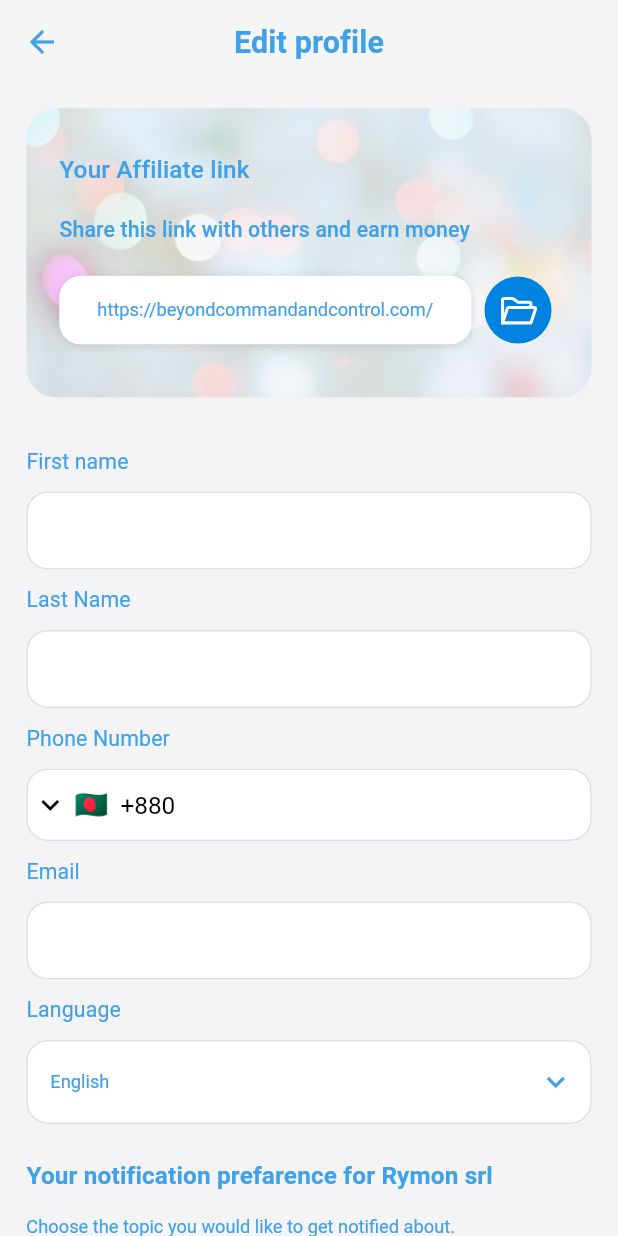
After one commit to sohanthink/cenith-merchant, a Flutter app: the screen it shows after launch, item 5 of the bottom bar chosen, after a tap on "Profile", on a phone screen of 412 x 824 dp. The commit adds this screen. Run offline on Flutter 3.47's test engine with Material 3 defaults, Android fonts, the phone set to English and light mode, and no system bars; drawn by our look-alikes of intl_phone_field; our stand-ins replace flutter_screenutil, flutter_svg, get, hive, table_calendar; missing offline and left inert: mobile_scanner; accounts and stored records are empty; project files that could hold a hidden picture were left out.

Commit message:
Edit profile screen done

```diff
--- a/lib/core/constants/asstes_path/image_paths.dart
+++ b/lib/core/constants/asstes_path/image_paths.dart
@@ -3,6 +3,7 @@ class ImagePaths {
   static const String bagImagePng  = '$_basePath/bag.png';
   static const String uploadImagePng  = '$_basePath/upload_image.png';
   static const String personDemo  = '$_basePath/person_demo.jpeg';
+  static const String bgImage  = '$_basePath/bg_image.jpg';
 
 
 }
--- a/lib/core/routes/app_routes.dart
+++ b/lib/core/routes/app_routes.dart
@@ -5,6 +5,7 @@ import 'package:cenith_marchent/features/booking/view/download_view.dart';
 import 'package:cenith_marchent/features/home/view/home_view.dart';
 import 'package:cenith_marchent/features/home/view/qr_code_scanning_screen.dart';
 import 'package:cenith_marchent/features/main_bottom_nav/view/main_bottom_nav_view.dart';
+import 'package:cenith_marchent/features/more/view/edit_profile_view.dart';
 import 'package:cenith_marchent/features/more/view/profile_view.dart';
 import 'package:flutter/material.dart';
 
@@ -28,6 +29,8 @@ class AppRoutes {
       screenWidget = DownloadView();
     } else if (settings.name == ProfileView.name) {
       screenWidget = ProfileView();
+    } else if (settings.name == EditProfileView.name) {
+      screenWidget = EditProfileView();
     }
     return MaterialPageRoute(builder: (context) => screenWidget);
   }
--- a/lib/core/theme/app_theme.dart
+++ b/lib/core/theme/app_theme.dart
@@ -1,5 +1,5 @@
-
 import 'package:cenith_marchent/core/theme/custom_button_theme.dart';
+import 'package:cenith_marchent/core/theme/text_form_field_theme.dart';
 import 'package:cenith_marchent/core/theme/text_theme.dart';
 import 'package:flutter/material.dart';
 import '';
@@ -10,9 +10,8 @@ class AppTheme {
     return ThemeData(
       colorScheme: ColorScheme.fromSwatch(primarySwatch: AppColors.themColor),
       textTheme: textTheme,
-      elevatedButtonTheme: CustomButtonTheme.elevatedButtonThemeData()
+      inputDecorationTheme: TextFormFieldTheme.textFormFieldTheme,
+      elevatedButtonTheme: CustomButtonTheme.elevatedButtonThemeData(),
     );
   }
-
-
 }
--- /dev/null
+++ b/lib/core/theme/text_form_field_theme.dart
@@ -0,0 +1,24 @@
+import 'package:flutter/material.dart';
+import 'package:flutter_screenutil/flutter_screenutil.dart';
+
+class TextFormFieldTheme {
+  static InputDecorationTheme get textFormFieldTheme {
+    return InputDecorationTheme(
+      enabledBorder: OutlineInputBorder(
+        borderRadius: BorderRadius.circular(14.r),
+        borderSide: BorderSide(color: Colors.grey.shade300),
+      ),
+      focusedBorder: OutlineInputBorder(
+        borderRadius: BorderRadius.circular(14.r),
+        borderSide: BorderSide(color: Colors.grey.shade300),
+      ),
+      errorBorder: OutlineInputBorder(
+        borderRadius: BorderRadius.circular(14.r),
+        borderSide: BorderSide(color: Colors.red),
+      ),
+      filled: true,
+      fillColor: Colors.white,
+      outlineBorder: BorderSide.none,
+    );
+  }
+}
--- /dev/null
+++ b/lib/features/more/view/edit_profile_view.dart
@@ -0,0 +1,366 @@
+import 'package:cenith_marchent/core/constants/app_colors.dart';
+import 'package:cenith_marchent/core/constants/asstes_path/icons_path.dart';
+import 'package:cenith_marchent/core/constants/asstes_path/image_paths.dart';
+import 'package:cenith_marchent/core/theme/text_theme.dart';
+import 'package:cenith_marchent/features/more/widgets/notification_preferrence.dart';
+import 'package:flutter/material.dart';
+import 'package:flutter_screenutil/flutter_screenutil.dart';
+import 'package:flutter_svg/flutter_svg.dart';
+import 'package:intl_phone_field/intl_phone_field.dart';
+
+class EditProfileView extends StatefulWidget {
+  const EditProfileView({super.key});
+
+  static final String name = 'edit-profile-screen';
+
+  @override
+  State<EditProfileView> createState() => _EditProfileViewState();
+}
+
+class _EditProfileViewState extends State<EditProfileView> {
+  final TextEditingController _fNameTEController = TextEditingController();
+  final TextEditingController _lNameTEController = TextEditingController();
+  final TextEditingController _phoneNumberTEController =
+      TextEditingController();
+  final TextEditingController _emailTEController = TextEditingController();
+  final GlobalKey<FormState> _formKey = GlobalKey<FormState>();
+
+  String? _selectedLanguage = "English";
+
+  final List<String> _languages = [
+    "English",
+    "Bangla",
+    "Hindi",
+    "Urdu",
+    "Arabic",
+  ];
+  final List<String> _buttonCategoryName = [
+    'Email',
+    'SMS',
+    'WhatsApp',
+    'App Notification',
+  ];
+
+  @override
+  Widget build(BuildContext context) {
+    return Scaffold(
+      backgroundColor: AppColors.scaffoldColor,
+      appBar: AppBar(
+        title: Text(
+          'Edit profile',
+          style: fontSize20(
+            context,
+          )?.copyWith(fontWeight: FontWeight.w700, letterSpacing: 0.1.sp),
+        ),
+        leading: IconButton(
+          onPressed: () => Navigator.pop(context),
+          icon: Icon(Icons.arrow_back, color: AppColors.midLightBlue),
+        ),
+        centerTitle: true,
+        backgroundColor: Colors.grey.shade100,
+        scrolledUnderElevation: 0,
+      ),
+      body: Padding(
+        padding: EdgeInsets.symmetric(horizontal: 16.w),
+        child: SingleChildScrollView(
+          child: Form(
+            key: _formKey,
+            child: Column(
+              crossAxisAlignment: CrossAxisAlignment.start,
+              children: [
+                SizedBox(height: 16.h),
+                _buildAffiliateLinkSection(context),
+                SizedBox(height: 32.h),
+                _title('First name'),
+                _space(10),
+                TextFormField(
+                  style: fontSize16(context),
+                  controller: _fNameTEController,
+                  keyboardType: TextInputType.text,
+                  textInputAction: TextInputAction.next,
+                  validator: (value) {
+                    if (value == null || value.isEmpty) {
+                      return 'First Name is required';
+                    }
+                    return null;
+                  },
+                ),
+                _space(10),
+                _title('Last Name'),
+                _space(10),
+                TextFormField(
+                  style: fontSize16(context),
+                  controller: _lNameTEController,
+                  keyboardType: TextInputType.text,
+                  textInputAction: TextInputAction.next,
+                  validator: (value) {
+                    if (value == null || value.isEmpty) {
+                      return 'Last Name is required';
+                    }
+                    return null;
+                  },
+                ),
+                _space(10),
+                _title('Phone Number'),
+                _space(10),
+                _buildPhoneNumberField(),
+                _space(10),
+                _title('Email'),
+                _space(10),
+                TextFormField(
+                  style: fontSize16(context),
+                  controller: _emailTEController,
+                  keyboardType: TextInputType.emailAddress,
+                  textInputAction: TextInputAction.done,
+                  validator: (value) {
+                    if (value == null || value.isEmpty) {
+                      return 'E-mail is required';
+                    }
+                    return null;
+                  },
+                ),
+                _space(10),
+                _title('Language'),
+                _space(10),
+                _buildLanguageField(context),
+                SizedBox(height: 24.h),
+                Text(
+                  'Your notification prefarence for Rymon srl',
+                  style: fontSize16(context)?.copyWith(
+                    fontWeight: FontWeight.bold,
+                    letterSpacing: 0.1.sp,
+                  ),
+                ),
+                SizedBox(height: 16.h),
+                Text(
+                  'Choose the topic you would like to get notified about.',
+                  style: fontSize12(context),
+                ),
+                SizedBox(height: 32.h),
+
+                SizedBox(height: 16.h),
+                NotificationPreference(
+                  buttonCategoryName: _buttonCategoryName,
+                  context: context,
+                  title: 'Billing',
+                  directionText:
+                      'Choose the topic you would like to get notified about',
+                  isSwitchOn: true,
+                  onTapSwitch: (value) {},
+                  onTapNotificationType: (selectedButton) {},
+                ),
+                SizedBox(height: 16.h),
+                NotificationPreference(
+                  buttonCategoryName: _buttonCategoryName,
+                  context: context,
+                  title: 'Information',
+                  directionText:
+                      'Choose the topic you would like to get notified about',
+                  isSwitchOn: true,
+                  onTapSwitch: (value) {},
+                  onTapNotificationType: (selectedButton) {},
+                ),
+                SizedBox(height: 16.h),
+                NotificationPreference(
+                  buttonCategoryName: _buttonCategoryName,
+                  context: context,
+                  title: 'Reminders',
+                  directionText:
+                      'Choose the topic you would like to get notified about',
+                  isSwitchOn: true,
+                  onTapSwitch: (value) {},
+                  onTapNotificationType: (selectedButton) {},
+                ),
+                SizedBox(height: 16.h),
+                NotificationPreference(
+                  buttonCategoryName: _buttonCategoryName,
+                  context: context,
+                  title: 'Booking',
+                  directionText:
+                      'Choose the topic you would like to get notified about',
+                  isSwitchOn: true,
+                  onTapSwitch: (value) {},
+                  onTapNotificationType: (selectedButton) {},
+                ),
+                SizedBox(height: 32.h),
+                ElevatedButton(onPressed: () {}, child: Text('Save')),
+                SizedBox(height: 8.h),
+                Center(
+                  child: TextButton(
+                    onPressed: () {},
+                    child: Text(
+                      'Delete User Profile',
+                      style: fontSize16(context)?.copyWith(
+                        fontWeight: FontWeight.w600,
+                        color: Colors.red,
+                      ),
+                    ),
+                  ),
+                ),
+                SizedBox(height: 24.h),
+                Center(
+                  child: TextButton(
+                    onPressed: () {},
+                    child: Text(
+                      'Terms & Conditions',
+                      style: fontSize12(
+                        context,
+                      )?.copyWith(fontWeight: FontWeight.w500),
+                    ),
+                  ),
+                ),
+                SizedBox(height: 16.h),
+              ],
+            ),
+          ),
+        ),
+      ),
+    );
+  }
+
+  Widget _buildAffiliateLinkSection(BuildContext context) {
+    return ClipRRect(
+      borderRadius: BorderRadiusGeometry.circular(20.r),
+      child: Stack(
+        children: [
+          Opacity(
+            opacity: 0.3,
+            child: Image.asset(
+              ImagePaths.bgImage,
+              fit: BoxFit.cover,
+              height: 190.h,
+              width: 400.w,
+            ),
+          ),
+          Positioned(
+            top: 30.h,
+            left: 20.w,
+            child: Text(
+              'Your Affiliate link',
+              style: fontSize16(
+                context,
+              )?.copyWith(fontWeight: FontWeight.w500, letterSpacing: 0.1.sp),
+            ),
+          ),
+          Positioned(
+            top: 70.h,
+            left: 20.w,
+            child: Text(
+              'Share this link with others and earn money',
+              style: fontSize14(context)?.copyWith(fontWeight: FontWeight.w500),
+            ),
+          ),
+          Positioned(
+            top: 110.h,
+            left: 20.w,
+            child: Row(
+              children: [
+                Container(
+                  width: 250.w,
+                  height: 45.h,
+                  decoration: BoxDecoration(
+                    color: Colors.white,
+                    borderRadius: BorderRadius.circular(14.r),
+                    boxShadow: [
+                      BoxShadow(
+                        color: Colors.black12,
+                        blurRadius: 4.r,
+                        offset: Offset(0, 1),
+                      ),
+                    ],
+                  ),
+                  child: Center(
+                    child: Text(
+                      'https://beyondcommandandcontrol.com/',
+                      style: fontSize12(context),
+                    ),
+                  ),
+                ),
+                SizedBox(width: 8.w),
+                GestureDetector(
+                  onTap: () {},
+                  child: CircleAvatar(
+                    radius: 22.r,
+                    child: SvgPicture.asset(IconsPath.fileIconSvg, width: 25.w),
+                  ),
+                ),
+              ],
+            ),
+          ),
+        ],
+      ),
+    );
+  }
+
+  Widget _buildPhoneNumberField() {
+    return IntlPhoneField(
+      style: fontSize16(context),
+      controller: _phoneNumberTEController,
+      keyboardType: TextInputType.phone,
+      textInputAction: TextInputAction.next,
+      dropdownIcon: const Icon(Icons.keyboard_arrow_down),
+      initialCountryCode: 'BD',
+      validator: (phone) {
+        if (phone == null || phone.number.isEmpty) {
+          return "Phone number required";
+        }
+        return null;
+      },
+      decoration: InputDecoration(
+        enabledBorder: OutlineInputBorder(
+          borderRadius: BorderRadius.circular(14.r),
+          borderSide: BorderSide(color: Colors.grey.shade300),
+        ),
+        focusedBorder: OutlineInputBorder(
+          borderRadius: BorderRadius.circular(14.r),
+          borderSide: BorderSide(color: Colors.grey.shade300),
+        ),
+        errorBorder: OutlineInputBorder(
+          borderRadius: BorderRadius.circular(14.r),
+          borderSide: BorderSide(color: Colors.red),
+        ),
+        contentPadding: EdgeInsets.symmetric(
+          vertical: 14.h, // text যাতে উপরে না উঠে
+          horizontal: 12.w,
+        ),
+      ),
+      dropdownTextStyle: fontSize16(context)?.copyWith(color: Colors.black),
+      disableLengthCheck: true,
+    );
+  }
+
+  Widget _buildLanguageField(BuildContext context) {
+    return DropdownButtonFormField<String>(
+      style: fontSize12(context),
+      value: _selectedLanguage,
+      items: _languages.map((lang) {
+        return DropdownMenuItem(value: lang, child: Text(lang));
+      }).toList(),
+      onChanged: (value) {
+        setState(() {
+          _selectedLanguage = value;
+        });
+      },
+      decoration: InputDecoration(
+        suffixIcon: Icon(
+          Icons.keyboard_arrow_down,
+          color: AppColors.midLightBlue,
+        ),
+      ),
+      borderRadius: BorderRadius.circular(14.r),
+    );
+  }
+
+  Text _title(String title) => Text(title, style: fontSize14(context));
+
+  SizedBox _space(double h) => SizedBox(height: h.h);
+
+  @override
+  void dispose() {
+    _fNameTEController.dispose();
+    _lNameTEController.dispose();
+    _emailTEController.dispose();
+    _phoneNumberTEController.dispose();
+    super.dispose();
+  }
+}
--- a/lib/features/more/view/profile_view.dart
+++ b/lib/features/more/view/profile_view.dart
@@ -2,6 +2,7 @@ import 'package:cenith_marchent/core/constants/app_colors.dart';
 import 'package:cenith_marchent/core/constants/asstes_path/icons_path.dart';
 import 'package:cenith_marchent/core/constants/asstes_path/image_paths.dart';
 import 'package:cenith_marchent/core/theme/text_theme.dart';
+import 'package:cenith_marchent/features/more/view/edit_profile_view.dart';
 import 'package:flutter/material.dart';
 import 'package:flutter_screenutil/flutter_screenutil.dart';
 import 'package:flutter_svg/flutter_svg.dart';
@@ -128,7 +129,6 @@ class _ProfileViewState extends State<ProfileView> {
           BoxShadow(
             color: Colors.black12,
             blurRadius: 4.r,
-
             offset: Offset(0, 1),
           ),
         ],
@@ -145,6 +145,7 @@ class _ProfileViewState extends State<ProfileView> {
               context,
               icon: IconsPath.rewardIconSvg,
               title: 'Rewards',
+              onTapC: () {},
             ),
             SizedBox(height: 32.h),
             Text('Settings', style: fontSize14(context)),
@@ -154,7 +155,8 @@ class _ProfileViewState extends State<ProfileView> {
               icon: IconsPath.settingsIconSvg,
               title: 'Profile',
               Ticon: Icons.error_outline_outlined,
-              onTap: () {},
+              onTapT: () {},
+              onTapC: () => Navigator.pushNamed(context, EditProfileView.name),
             ),
             space(10),
             _buildBenefitsAndSettingsCard(
@@ -162,25 +164,29 @@ class _ProfileViewState extends State<ProfileView> {
               icon: IconsPath.peopleStaffIconSvg,
               title: 'Staff management',
               Ticon: Icons.error_outline_outlined,
-              onTap: () {},
+              onTapT: () {},
+              onTapC: () {},
             ),
             space(10),
             _buildBenefitsAndSettingsCard(
               context,
               icon: IconsPath.chattingIconSvg,
               title: 'Chat with support',
+              onTapC: () {},
             ),
             space(10),
             _buildBenefitsAndSettingsCard(
               context,
               icon: IconsPath.questionRoundIconSvg,
               title: 'Help center',
+              onTapC: () {},
             ),
             space(10),
             _buildBenefitsAndSettingsCard(
               context,
               icon: IconsPath.logOutIconSvg,
               title: 'Log out',
+              onTapC: () {},
             ),
           ],
         ),
@@ -192,10 +198,13 @@ class _ProfileViewState extends State<ProfileView> {
     BuildContext context, {
     required String icon,
     required String title,
-    VoidCallback? onTap,
+    VoidCallback? onTapT,
+    required VoidCallback onTapC,
     IconData? Ticon,
   }) {
-    return Container(
+    return GestureDetector(
+      onTap: onTapC,
+      child: Container(
         height: 50.h,
         width: 350.w,
         decoration: BoxDecoration(
@@ -213,15 +222,18 @@ class _ProfileViewState extends State<ProfileView> {
               SizedBox(width: 8.w),
               Text(
                 title,
-              style: fontSize16(context)?.copyWith(fontWeight: FontWeight.bold),
+                style: fontSize16(
+                  context,
+                )?.copyWith(fontWeight: FontWeight.bold),
               ),
               Spacer(),
               if (Ticon != null)
                 IconButton(
-                onPressed: onTap,
+                  onPressed: onTapT,
                   icon: Icon(Ticon, color: AppColors.midLightBlue),
                 ),
             ],
+          ),
         ),
       ),
     );
--- /dev/null
+++ b/lib/features/more/widgets/notification_preferrence.dart
@@ -0,0 +1,96 @@
+import 'package:cenith_marchent/core/constants/app_colors.dart';
+import 'package:cenith_marchent/core/theme/text_theme.dart';
+import 'package:flutter/material.dart';
+import 'package:flutter_screenutil/flutter_screenutil.dart';
+
+class NotificationPreference extends StatelessWidget {
+  const NotificationPreference({
+    super.key,
+    required this.buttonCategoryName,
+    required this.context,
+    required this.title,
+    required this.directionText,
+    required this.isSwitchOn,
+    required this.onTapSwitch,
+    required this.onTapNotificationType,
+  });
+
+  final List<String> buttonCategoryName;
+  final BuildContext context;
+  final String title;
+  final String directionText;
+  final bool isSwitchOn;
+  final ValueChanged<bool> onTapSwitch;
+  final ValueChanged<String> onTapNotificationType;
+
+  @override
+  Widget build(BuildContext context) {
+    return Container(
+      padding: EdgeInsets.only(bottom: 15.h),
+      decoration: BoxDecoration(
+        color: Colors.white,
+        borderRadius: BorderRadius.circular(14.r),
+        boxShadow: [
+          BoxShadow(
+            color: Colors.black12,
+            blurRadius: 4.r,
+            offset: Offset(0, 1),
+          ),
+        ],
+      ),
+      child: Padding(
+        padding: EdgeInsets.symmetric(horizontal: 16.w, vertical: 10.h),
+        child: Column(
+          crossAxisAlignment: CrossAxisAlignment.start,
+          children: [
+            Row(
+              mainAxisAlignment: MainAxisAlignment.spaceBetween,
+              children: [
+                Text(
+                  title,
+                  style: fontSize16(
+                    context,
+                  )?.copyWith(fontWeight: FontWeight.w600),
+                ),
+                Switch(
+                  value: isSwitchOn,
+                  onChanged: onTapSwitch,
+                  activeColor: Colors.white,
+                  activeTrackColor: AppColors.midLightBlue,
+                ),
+              ],
+            ),
+            SizedBox(height: 10.h),
+            Text(directionText, style: fontSize12(context)),
+            SizedBox(height: 24.h),
+            Wrap(
+              spacing: 10.w,
+              runSpacing: 12.w,
+              children: [
+                ...buttonCategoryName.map((button) {
+                  return InkWell(
+                    onTap: ()=>onTapNotificationType(button),
+                    child: Container(
+                      padding: EdgeInsets.symmetric(
+                        horizontal: 16.w,
+                        vertical: 8.h,
+                      ),
+                      decoration: BoxDecoration(
+                        borderRadius: BorderRadius.circular(20.r),
+                        border: Border.all(
+                          color: AppColors.midLightBlue,
+                          width: 1.5.w,
+                        ),
+                      ),
+                      child: Text(button, style: fontSize12(context)),
+                    ),
+                  );
+                }),
+              ],
+            ),
+          ],
+        ),
+      ),
+    );
+  }
+}
--- a/pubspec.yaml
+++ b/pubspec.yaml
@@ -23,6 +23,7 @@ dependencies:
   mobile_scanner: ^7.0.1
   table_calendar: ^3.2.0
   intl: ^0.20.2
+  intl_phone_field: ^3.2.0
 
 dev_dependencies:
   flutter_test:
```
Also changed, not shown: assets/images/bg_image.jpg (added), pubspec.lock. Lines whose indentation alone changed are shown as unchanged.
